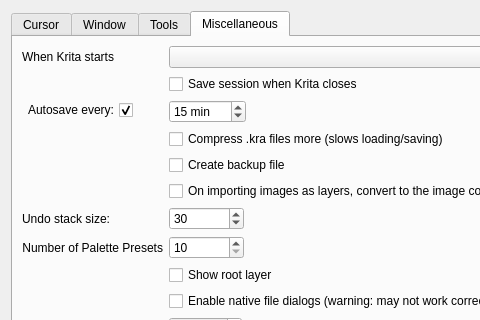
First picture: the form in libs/ui/forms/wdggeneralsettings.ui, repository KDE/krita, before the edit; both pictures show x 0 to 480 and y 0 to 320 of the 759 by 468 pixel window.
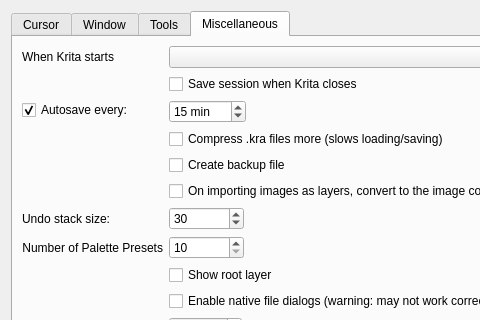
Second picture: the form after the edit. The open tabs and pages were chosen to show the change. Custom widgets are drawn as their Qt base class.

Commit message:
Fix the layout direction of 3 widgets
Summary:
Fix the layout direction of some settings widgets.
Forcing LeftToRight made the page left to right in right to left layouts.
Forcing RightToLeft made the checkbox's box to the right of the text instead of being to the left (in LTR
layouts).

Test Plan: Logic.

Reviewers: #krita, rempt

Reviewed By: #krita, rempt

Subscribers: rempt, ngraham

Tags: #krita

What changed in the file:
```diff
--- a/libs/ui/forms/wdggeneralsettings.ui
+++ b/libs/ui/forms/wdggeneralsettings.ui
@@ -22,9 +22,6 @@
     <height>295</height>
    </size>
   </property>
-  <property name="layoutDirection">
-   <enum>Qt::LeftToRight</enum>
-  </property>
   <layout class="QGridLayout" name="gridLayout">
    <item row="0" column="0">
     <widget class="QTabWidget" name="tabWidget">
@@ -561,9 +558,6 @@
            <verstretch>0</verstretch>
           </sizepolicy>
          </property>
-         <property name="layoutDirection">
-          <enum>Qt::RightToLeft</enum>
-         </property>
          <property name="text">
           <string>Autosave every:</string>
          </property>
```
The commit also changes 1 other file.
